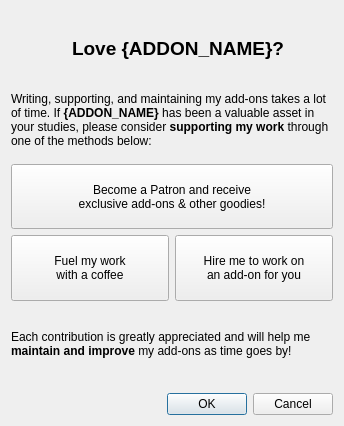
Old version of the form designer/contrib.ui in the repository glutanimate/review-heatmap.
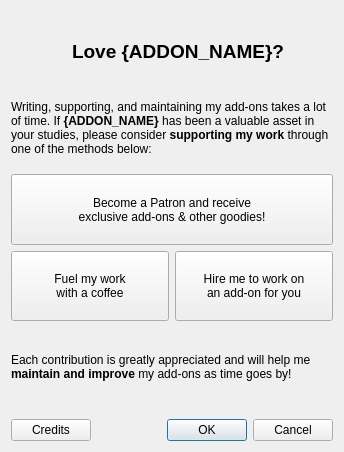
New version of the form. Icons and pictures are not drawn.

Commit message: Add credits button to contrib Qt form

```diff
--- a/designer/contrib.ui
+++ b/designer/contrib.ui
@@ -7,7 +7,7 @@
     <x>0</x>
     <y>0</y>
     <width>344</width>
-    <height>426</height>
+    <height>452</height>
    </rect>
   </property>
   <property name="sizePolicy">
@@ -19,7 +19,7 @@
   <property name="windowTitle">
    <string>Please support my work</string>
   </property>
-  <layout class="QVBoxLayout" name="verticalLayout">
+  <layout class="QVBoxLayout" name="verticalLayout" stretch="10,0">
    <item>
     <layout class="QVBoxLayout" name="contribLayout">
      <property name="topMargin">
@@ -240,6 +240,22 @@
     </layout>
    </item>
    <item>
+    <layout class="QHBoxLayout" name="horizontalLayout_2">
+     <property name="spacing">
+      <number>0</number>
+     </property>
+     <item>
+      <widget class="QPushButton" name="btnCredits">
+       <property name="text">
+        <string>Credits</string>
+       </property>
+       <property name="icon">
+        <iconset resource="../resources/icons.qrc">
+         <normaloff>:/review_heatmap/icons/heart.svg</normaloff>:/review_heatmap/icons/heart.svg</iconset>
+       </property>
+      </widget>
+     </item>
+     <item>
     <widget class="QDialogButtonBox" name="buttonBox">
      <property name="orientation">
       <enum>Qt::Horizontal</enum>
@@ -250,6 +266,8 @@
     </widget>
    </item>
   </layout>
+   </item>
+  </layout>
  </widget>
  <tabstops>
   <tabstop>btnPatreon</tabstop>
```
Left out of the diff: 1 changed line with no effect on the pictures. Lines whose indentation alone changed are shown as unchanged.
